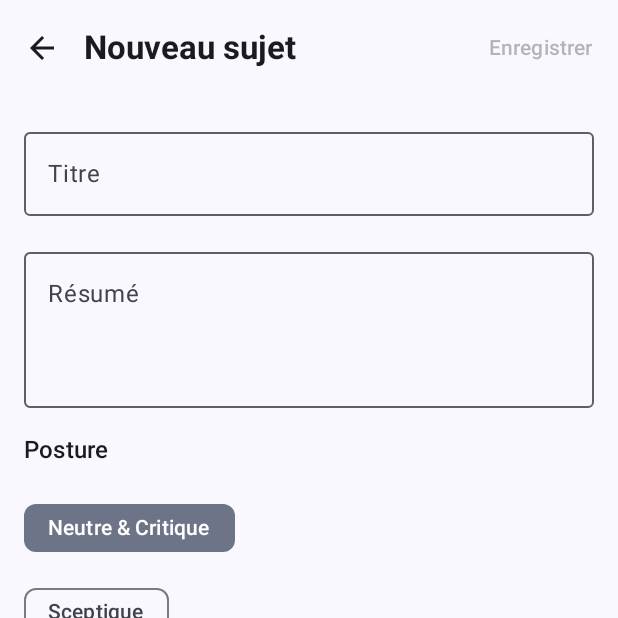
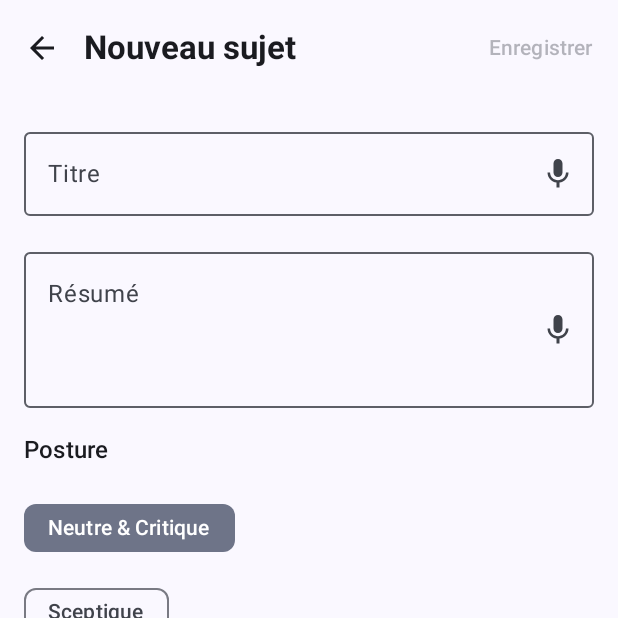
Before and after one commit to VBlackJack/ArguMentor, an Android app built with Jetpack Compose: the TopicCreateEditScreen screen opened through its navigation route, on a phone screen of 412 x 824 dp, the top half of it. Run offline under Robolectric (Android 15) with nearby library versions, the phone set to English and light mode, and no system bars; our stand-ins replace Dagger/Hilt's generated code, Room's generated code.

Commit message:
Add voice input capability to all text fields
Implemented speech-to-text functionality for easier data entry:

New component:
- Created VoiceInputTextField.kt - reusable OutlinedTextField with microphone button
- Uses Android RecognizerIntent for speech recognition
- Automatically appends spoken text to existing content
- French locale support with "Dites quelque chose..." prompt

Integration:
- TopicCreateEditScreen: Added voice input to title and summary fields
- ClaimCreateEditScreen: Added voice input to claim text field
- Removed old onVoiceInput parameter and TopAppBar mic button (now integrated in field)

Technical details:
- Uses rememberLauncherForActivityResult with StartActivityForResult contract
- Trailing icon with Mic icon launches speech recognizer
- Handles RESULT_OK with EXTRA_RESULTS array
- Smart text merging: appends with space if field not empty, replaces if empty
- Supports singleLine, minLines, maxLines parameters

Permissions:
- RECORD_AUDIO permission already present in AndroidManifest.xml

User experience:
- Microphone icon appears in all text input fields
- One tap to start voice dictation
- Works for short single-line inputs and long multi-line text
- Seamless integration with existing keyboard input

🤖 Generated with [Claude Code](https://claude.com/claude-code)

Co-Authored-By: Claude <noreply@anthropic.com>

```diff
--- /dev/null
+++ b/app/src/main/java/com/argumentor/app/ui/components/VoiceInputTextField.kt
@@ -0,0 +1,80 @@
+package com.argumentor.app.ui.components
+
+import android.app.Activity
+import android.content.Intent
+import android.speech.RecognizerIntent
+import androidx.activity.compose.rememberLauncherForActivityResult
+import androidx.activity.result.contract.ActivityResultContracts
+import androidx.compose.foundation.layout.fillMaxWidth
+import androidx.compose.material.icons.Icons
+import androidx.compose.material.icons.filled.Mic
+import androidx.compose.material3.Icon
+import androidx.compose.material3.IconButton
+import androidx.compose.material3.OutlinedTextField
+import androidx.compose.material3.Text
+import androidx.compose.runtime.Composable
+import androidx.compose.ui.Modifier
+import java.util.Locale
+
+/**
+ * OutlinedTextField with voice input capability.
+ * Adds a microphone icon button that launches speech recognition.
+ */
+@Composable
+fun VoiceInputTextField(
+    value: String,
+    onValueChange: (String) -> Unit,
+    label: String,
+    modifier: Modifier = Modifier,
+    singleLine: Boolean = false,
+    minLines: Int = 1,
+    maxLines: Int = Int.MAX_VALUE
+) {
+    val voiceLauncher = rememberLauncherForActivityResult(
+        contract = ActivityResultContracts.StartActivityForResult()
+    ) { result ->
+        if (result.resultCode == Activity.RESULT_OK) {
+            val matches = result.data?.getStringArrayListExtra(RecognizerIntent.EXTRA_RESULTS)
+            if (!matches.isNullOrEmpty()) {
+                val spokenText = matches[0]
+                // Append to existing text if not empty, otherwise replace
+                val newText = if (value.isNotEmpty()) {
+                    "$value $spokenText"
+                } else {
+                    spokenText
+                }
+                onValueChange(newText)
+            }
+        }
+    }
+
+    OutlinedTextField(
+        value = value,
+        onValueChange = onValueChange,
+        label = { Text(label) },
+        modifier = modifier,
+        singleLine = singleLine,
+        minLines = minLines,
+        maxLines = maxLines,
+        trailingIcon = {
+            IconButton(
+                onClick = {
+                    val intent = Intent(RecognizerIntent.ACTION_RECOGNIZE_SPEECH).apply {
+                        putExtra(
+                            RecognizerIntent.EXTRA_LANGUAGE_MODEL,
+                            RecognizerIntent.LANGUAGE_MODEL_FREE_FORM
+                        )
+                        putExtra(RecognizerIntent.EXTRA_LANGUAGE, Locale.getDefault())
+                        putExtra(RecognizerIntent.EXTRA_PROMPT, "Dites quelque chose...")
+                    }
+                    voiceLauncher.launch(intent)
+                }
+            ) {
+                Icon(
+                    imageVector = Icons.Default.Mic,
+                    contentDescription = "Saisie vocale"
+                )
+            }
+        }
+    )
+}
--- a/app/src/main/java/com/argumentor/app/ui/screens/topic/TopicCreateEditScreen.kt
+++ b/app/src/main/java/com/argumentor/app/ui/screens/topic/TopicCreateEditScreen.kt
@@ -11,6 +11,7 @@ import androidx.compose.ui.Modifier
 import androidx.compose.ui.unit.dp
 import androidx.hilt.navigation.compose.hiltViewModel
 import com.argumentor.app.data.model.Topic
+import com.argumentor.app.ui.components.VoiceInputTextField
 
 @OptIn(ExperimentalMaterial3Api::class)
 @Composable
@@ -60,19 +61,19 @@ fun TopicCreateEditScreen(
             verticalArrangement = Arrangement.spacedBy(16.dp)
         ) {
             // Title field
-            OutlinedTextField(
+            VoiceInputTextField(
                 value = title,
                 onValueChange = viewModel::onTitleChange,
-                label = { Text("Titre") },
+                label = "Titre",
                 modifier = Modifier.fillMaxWidth(),
                 singleLine = true
             )
 
             // Summary field
-            OutlinedTextField(
+            VoiceInputTextField(
                 value = summary,
                 onValueChange = viewModel::onSummaryChange,
-                label = { Text("Résumé") },
+                label = "Résumé",
                 modifier = Modifier.fillMaxWidth(),
                 minLines = 3,
                 maxLines = 6
```
Also changed, not shown: app/src/main/java/com/argumentor/app/ui/screens/claim/ClaimCreateEditScreen.kt (+3 -9 lines).
